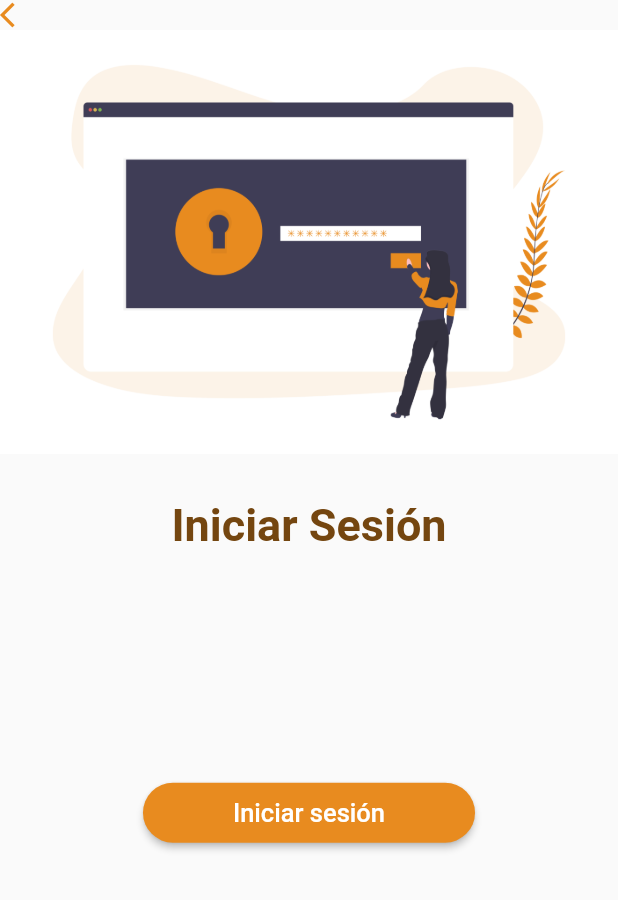
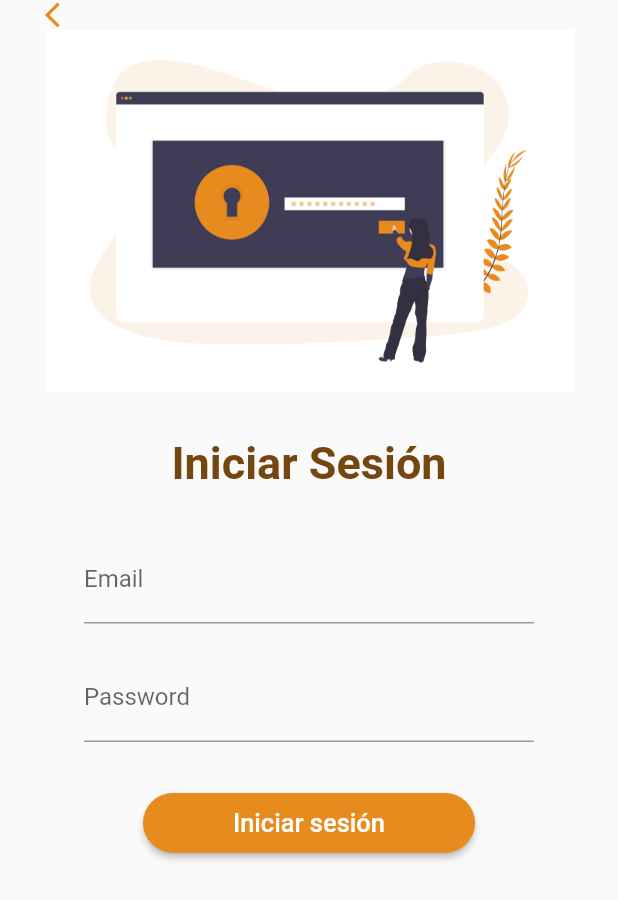
Before and after one commit to andrescodedev/prueba472, a Flutter app: the LoginScreen screen opened by its route, after a tap on "Iniciar sesión", after a tap on "Iniciar Sesión", on a phone screen of 412 x 824 dp. Shown: the top 900 px of the screen. Run offline on Flutter 3.47's test engine with Material 2 defaults, Android fonts, the phone set to English and light mode, and no system bars.

Commit message:
Primera validación realizada en la pantalla login_screen

```diff
--- a/lib/src/pages/login_screen.dart
+++ b/lib/src/pages/login_screen.dart
@@ -8,21 +8,141 @@ class LoginScreen extends StatefulWidget {
 }
 
 class _LoginScreenState extends State<LoginScreen> {
+  FocusNode _focusNodePassword = FocusNode();
+  GlobalKey<FormState> _formKey = GlobalKey();
+
+  String _email = '';
+  String _password = '';
+
+  @override
+  void dispose() {
+    _focusNodePassword.dispose();
+    super.dispose();
+  }
+
+  void _dataSubmit() {
+    FocusScope.of(context).unfocus();
+    final bool isValid = _formKey.currentState.validate();
+    if(isValid){
+      print('Email: $_email , password: $_password');
+    }
+  }
+
+  String validateEmail(String email) {
+    if (email.isNotEmpty && email.contains('@')) {
+      _email = email;
+      return null;
+    } else {
+      return 'Invalid email';
+    }
+  }
+
+  String validatePassword(String password) {
+    if (password.isNotEmpty && password.length > 4) {
+      _password = password;
+      return null;
+    } else {
+      return 'Invalid pasword';
+    }
+  }
+
   @override
   Widget build(BuildContext context) {
     return Scaffold(
       body: SafeArea(
-        child: Column(
+        child: baseContainer(),
+      ),
+    );
+  }
+
+  Widget baseContainer() {
+    return GestureDetector(
+      onTap: () {
+        FocusScope.of(context).unfocus();
+      },
+      child: Container(
+        width: double.infinity,
+        height: double.infinity,
+        padding: EdgeInsets.symmetric(horizontal: 30.0),
+        child: ListView(
           children: <Widget>[
-            arrowLeft(context),
-            imageLogin(),
-            SizedBox(height: 30.0,),
-            textLogin('Iniciar Sesión',30.0,FontWeight.bold,Color.fromRGBO(116, 70, 16, 1.0),),
-            SizedBox(height: 150.0,),
-            buttomLogin(),
+            Column(
+              children: <Widget>[
+                arrowLeft(context),
+                imageLogin(),
+                SizedBox(
+                  height: 30.0,
+                ),
+                textLogin(
+                  'Iniciar Sesión',
+                  30.0,
+                  FontWeight.bold,
+                  Color.fromRGBO(116, 70, 16, 1.0),
+                ),
+                SizedBox(
+                  height: 30.0,
+                ),
+                validateForm(),
+                SizedBox(
+                  height: 30.0,
+                ),
+                buttomLogin(),
+              ],
+            ),
           ],
         ),
       ),
+    );
+  }
+
+  Widget validateForm() {
+    return ConstrainedBox(
+      constraints: BoxConstraints(minWidth: 200.0, maxWidth: 300.0),
+      child: Form(
+        key: _formKey,
+        child: Column(
+          children: <Widget>[
+            emailTextField(),
+            SizedBox(
+              height: 20.0,
+            ),
+            passwordTextField(),
+          ],
+        ),
+      ),
+    );
+  }
+
+  Widget emailTextField() {
+    return TextFormField(
+      keyboardType: TextInputType.emailAddress,
+      keyboardAppearance: Brightness.dark,
+      textInputAction: TextInputAction.next,
+      decoration: InputDecoration(
+        hintText: 'example@domain.com',
+        labelText: 'Email',
+      ),
+      onFieldSubmitted: (String text) {
+        _focusNodePassword.nextFocus();
+      },
+      validator: validateEmail,
+    );
+  }
+
+  Widget passwordTextField() {
+    return TextFormField(
+      obscureText: true,
+      focusNode: _focusNodePassword,
+      keyboardAppearance: Brightness.dark,
+      textInputAction: TextInputAction.send,
+      decoration: InputDecoration(
+        hintText: '*******',
+        labelText: 'Password',
+      ),
+      onFieldSubmitted: (String text) {
+        _dataSubmit();
+      },
+      validator: validatePassword,
     );
   }
 
@@ -46,7 +166,8 @@ class _LoginScreenState extends State<LoginScreen> {
     );
   }
 
-  Widget textLogin(String text,double fontSize,FontWeight weightText,Color colorText) {
+  Widget textLogin(
+      String text, double fontSize, FontWeight weightText, Color colorText) {
     return Text(
       text,
       style: TextStyle(
@@ -65,7 +186,7 @@ class _LoginScreenState extends State<LoginScreen> {
       shape: RoundedRectangleBorder(
         borderRadius: BorderRadius.circular(30.0),
       ),
-      onPressed: (){},
+      onPressed: _dataSubmit,
     );
   }
 }
```
Also changed, not shown: lib/main.dart (line endings or trailing spaces).
